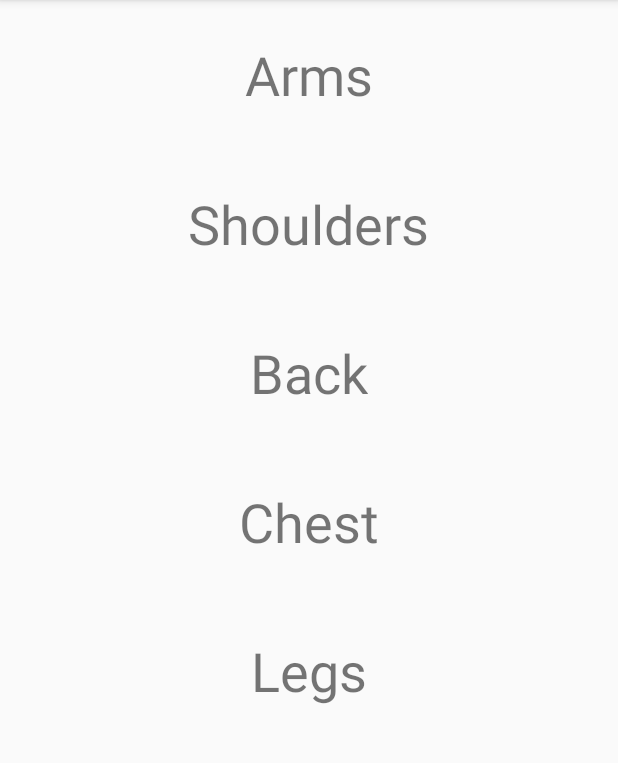
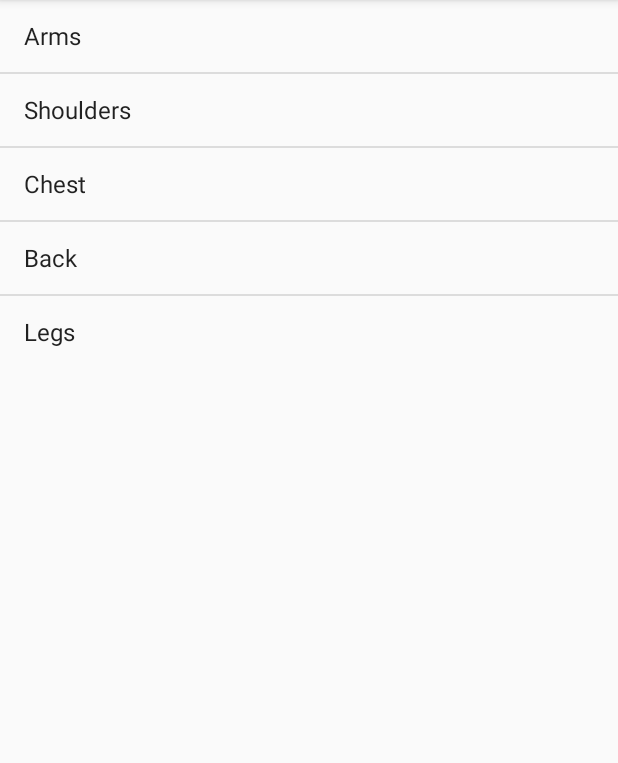
Before and after one commit to ChristopherMcKenzie/FinalCollegeProject, an Android app: the ExercisesHomeFragment screen opened directly, with no data from a screen before it, on a phone screen of 412 x 824 dp, the part 84-847 px from its top. Run offline under Robolectric (Android 15) with nearby library versions, the phone set to English and light mode, and no system bars; our stand-ins replace ButterKnife, Firebase (no records; nobody signed in at launch, a user with empty details on screens opened directly); libraries missing offline, so code that uses them is left out: rx.subscriptions; 2 statements that could not run were skipped.

Commit message:
List update

```diff
--- a/CollegeCA/app/src/main/java/com/android/fitnessapp/Activity/WorkoutHomeActivity.java
+++ b/CollegeCA/app/src/main/java/com/android/fitnessapp/Activity/WorkoutHomeActivity.java
@@ -11,7 +11,6 @@ import android.view.View;
 import android.widget.Toast;
 
 import com.android.fitnessapp.Fragments.*;
-import com.android.fitnessapp.R;
 
 /**
  * Created by Gerard on 13/01/2018.
@@ -35,7 +34,4 @@ public class WorkoutHomeActivity extends BaseFragmentActivity {
         startActivity(i);
     }
 
-
-
-
 }
--- a/CollegeCA/app/src/main/java/com/android/fitnessapp/Fragments/ExercisesHomeFragment.java
+++ b/CollegeCA/app/src/main/java/com/android/fitnessapp/Fragments/ExercisesHomeFragment.java
@@ -5,8 +5,14 @@ import android.support.annotation.Nullable;
 import android.view.LayoutInflater;
 import android.view.View;
 import android.view.ViewGroup;
+import android.widget.ArrayAdapter;
+import android.widget.ListView;
 
 import com.android.fitnessapp.R;
+
+import butterknife.BindView;
+import butterknife.ButterKnife;
+import butterknife.Unbinder;
 
 /**
  * Created by Gerard on 15/01/2018.
@@ -19,12 +25,35 @@ public class ExercisesHomeFragment extends BaseFragment
         return new ExercisesHomeFragment();
     }
 
+    @BindView(R.id.exercise_listview)
+    ListView mlistView;
+
+    Unbinder mUnBinder;
 
     @Nullable
     @Override
     public View onCreateView(LayoutInflater inflater, @Nullable ViewGroup container, @Nullable Bundle savedInstanceState) {
-        View rootView = inflater.inflate(R.layout.fragment_excercise_home, container,false);
+        View rootView = inflater.inflate(R.layout.fragment_exercise_home, container,false);
+
+        mUnBinder = ButterKnife.bind(this, rootView);
+
+        String[] exercises = {"Arms", "Shoulders", "Chest", "Back", "Legs"};
+
+        ArrayAdapter<String> listViewAdapater = new ArrayAdapter<String>(
+                getActivity(),
+                android.R.layout.simple_list_item_1,
+                exercises
+        );
+
+        mlistView.setAdapter(listViewAdapater);
 
         return rootView;
     }
+
+
+    @Override
+    public void onDestroyView() {
+        super.onDestroyView();
+        mUnBinder.unbind();
+    }
 }
--- a/CollegeCA/app/src/main/java/com/android/fitnessapp/Fragments/WorkoutHomeFragment.java
+++ b/CollegeCA/app/src/main/java/com/android/fitnessapp/Fragments/WorkoutHomeFragment.java
@@ -24,10 +24,6 @@ public class WorkoutHomeFragment extends BaseFragment {
         return new WorkoutHomeFragment();
     }
 
-    @BindView(R.id.drawer_layout)
-    DrawerLayout mDrawerLayout;
-    @BindView(R.id.content_frame)
-    FrameLayout mFrameLayout;
 
     @Nullable
     @Override
--- a/CollegeCA/app/src/main/res/layout/fragment_excercise_home.xml
+++ /dev/null
@@ -1,63 +0,0 @@
-<?xml version="1.0" encoding="utf-8"?>
-<LinearLayout xmlns:android="http://schemas.android.com/apk/res/android"
-    android:orientation="vertical" android:layout_width="match_parent"
-    android:layout_height="match_parent"
-    android:gravity="center_horizontal">
-
-    <LinearLayout
-        android:layout_width="wrap_content"
-        android:padding="25dp"
-        android:layout_height="wrap_content">
-        <TextView
-            android:layout_width="wrap_content"
-            android:layout_height="wrap_content"
-            android:text="Arms"
-            android:textSize="36dp"/>
-    </LinearLayout>
-    <LinearLayout
-        android:padding="25dp"
-        android:layout_width="wrap_content"
-        android:layout_height="wrap_content">
-        <TextView
-            android:layout_width="wrap_content"
-            android:layout_height="wrap_content"
-            android:text="Shoulders"
-            android:textSize="36dp"/>
-
-    </LinearLayout>
-    <LinearLayout
-        android:padding="25dp"
-        android:layout_width="wrap_content"
-        android:layout_height="wrap_content">
-        <TextView
-            android:layout_width="wrap_content"
-            android:layout_height="wrap_content"
-            android:text="Back"
-            android:textSize="36dp"/>
-
-    </LinearLayout>
-    <LinearLayout
-        android:padding="25dp"
-        android:layout_width="wrap_content"
-        android:layout_height="wrap_content">
-        <TextView
-            android:layout_width="wrap_content"
-            android:layout_height="wrap_content"
-            android:text="Chest"
-            android:textSize="36dp"/>
-
-    </LinearLayout>
-    <LinearLayout
-        android:padding="25dp"
-        android:layout_width="wrap_content"
-        android:layout_height="wrap_content">
-        <TextView
-            android:layout_width="wrap_content"
-            android:layout_height="wrap_content"
-            android:text="Legs"
-            android:textSize="36dp"/>
-
-    </LinearLayout>
-
-
-</LinearLayout>
--- /dev/null
+++ b/CollegeCA/app/src/main/res/layout/fragment_exercise_home.xml
@@ -0,0 +1,14 @@
+<?xml version="1.0" encoding="utf-8"?>
+<FrameLayout xmlns:android="http://schemas.android.com/apk/res/android"
+    android:orientation="vertical" android:layout_width="match_parent"
+    android:layout_height="match_parent">
+
+    <ListView
+        android:id="@+id/exercise_listview"
+        android:layout_width="wrap_content"
+        android:layout_height="wrap_content">
+        />
+
+    </ListView>
+
+</FrameLayout>
--- a/CollegeCA/app/src/main/res/layout/navigation_layout.xml
+++ /dev/null
@@ -1,20 +0,0 @@
-<?xml version="1.0" encoding="utf-8"?>
-<android.support.v4.widget.DrawerLayout xmlns:android="http://schemas.android.com/apk/res/android"
-    xmlns:app="http://schemas.android.com/apk/res-auto"
-    android:id="@+id/drawer_layout"
-    android:layout_width="match_parent"
-    android:layout_height="match_parent">
-    <!-- The main content view -->
-    <FrameLayout
-        android:id="@+id/content_frame"
-        android:layout_width="match_parent"
-        android:layout_height="match_parent" />
-    <!-- The navigation drawer -->
-    <android.support.design.widget.NavigationView
-        android:id="@+id/navigation"
-        android:layout_width="wrap_content"
-        android:layout_height="match_parent"
-        android:layout_gravity="start"
-        app:menu="@menu/workout_menu"
-        />
-</android.support.v4.widget.DrawerLayout>
```
